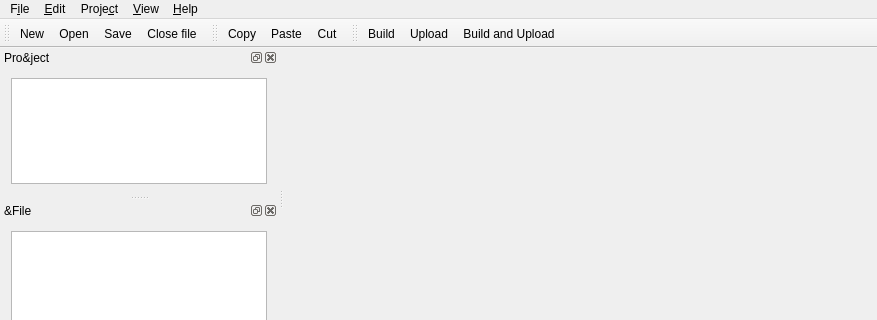
Before: the Qt Designer form ucdevelop.ui in PawelJanik/ucDevelop, drawn with Qt 5; both pictures show x 0 to 877 and y 0 to 320 of the 877 by 636 pixel window.
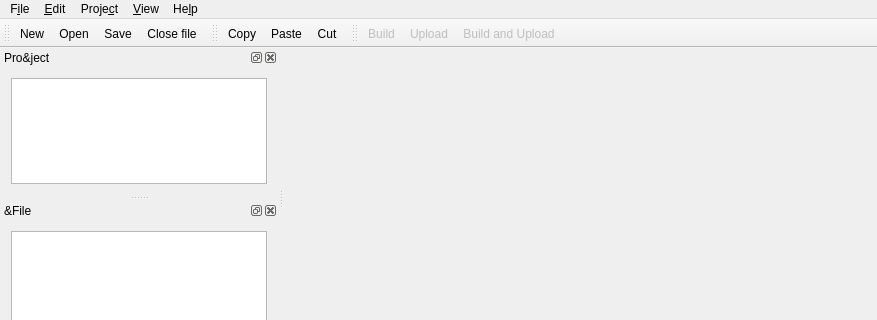
After: the same form once the commit is applied. Icons and pictures are not drawn. Custom widgets are drawn as their Qt base class.

What changed in the file:
```diff
--- a/ucdevelop.ui
+++ b/ucdevelop.ui
@@ -80,7 +80,7 @@
    </widget>
    <widget class="QMenu" name="menuHelp">
     <property name="title">
-     <string>&amp;Help</string>
+     <string>He&amp;lp</string>
     </property>
     <addaction name="actionHelp"/>
     <addaction name="actionAbout"/>
@@ -205,6 +205,9 @@
    <addaction name="actionCut"/>
   </widget>
   <widget class="QToolBar" name="projectToolBar">
+   <property name="enabled">
+    <bool>true</bool>
+   </property>
    <property name="windowTitle">
     <string>toolBar_2</string>
    </property>
@@ -279,16 +282,25 @@
    </property>
   </action>
   <action name="actionBuild">
+   <property name="enabled">
+    <bool>false</bool>
+   </property>
    <property name="text">
     <string>&amp;Build</string>
    </property>
   </action>
   <action name="actionUpload">
+   <property name="enabled">
+    <bool>false</bool>
+   </property>
    <property name="text">
     <string>&amp;Upload</string>
    </property>
   </action>
   <action name="actionBuildAndUpload">
+   <property name="enabled">
+    <bool>false</bool>
+   </property>
    <property name="text">
     <string>Build &amp;and Upload</string>
    </property>
```
Left out of the diff: 6 changed lines with no effect on the pictures.
